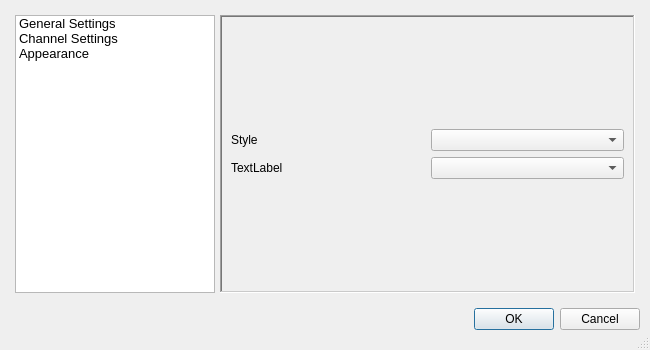
First picture: the form in gui_preferences.ui, repository Shub77/phoebetria-code, before the edit.
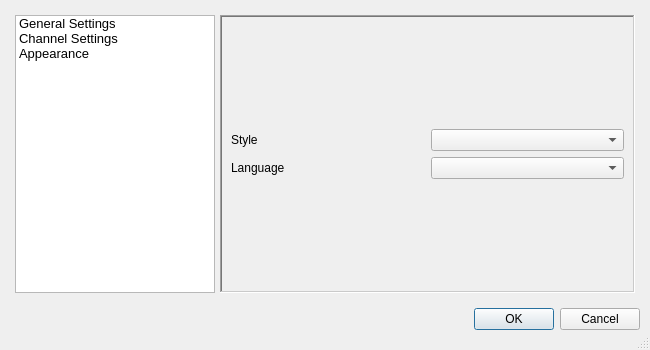
Second picture: the form after the edit. Icons and pictures are not drawn.

Commit message: Fixed language preference label.

```diff
--- a/gui_preferences.ui
+++ b/gui_preferences.ui
@@ -454,7 +454,7 @@
          <item row="2" column="0">
           <widget class="QLabel" name="lbl_selectLanguage">
            <property name="text">
-            <string>TextLabel</string>
+            <string>Language</string>
            </property>
           </widget>
          </item>
```
